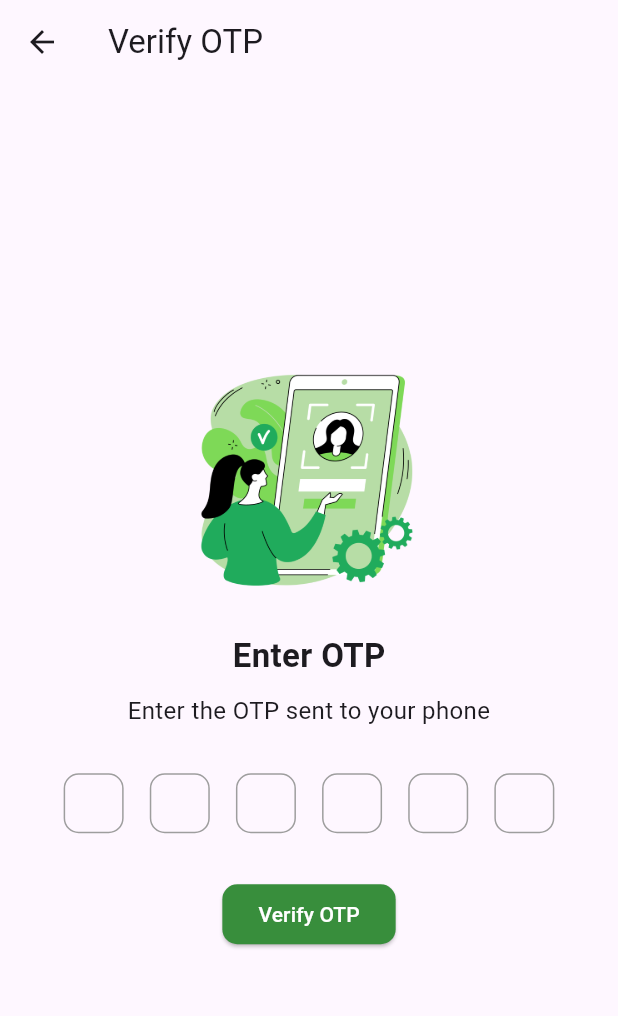
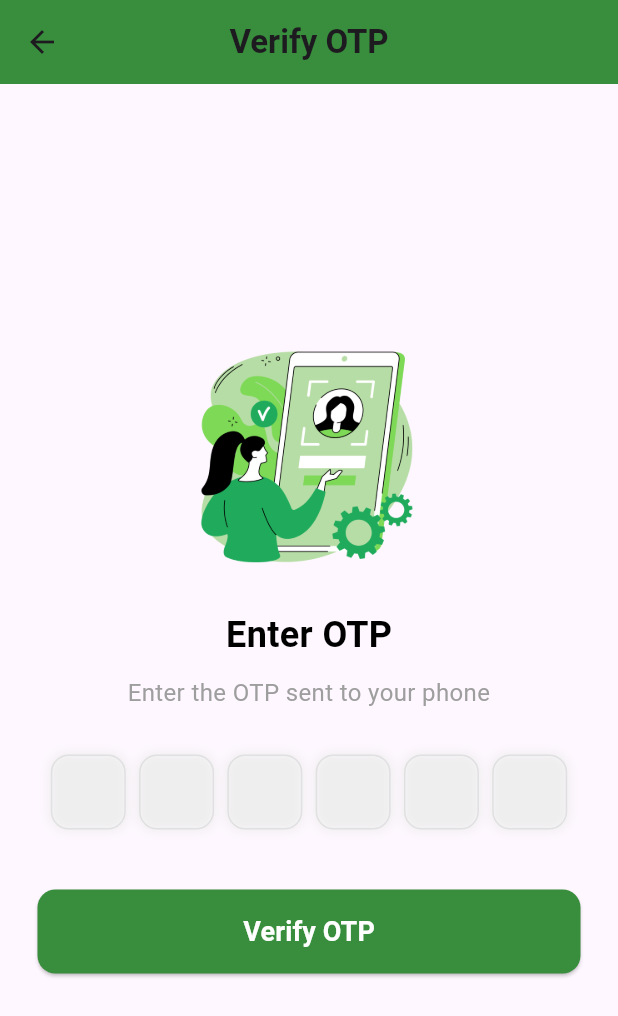
Before and after one commit to CuriousCoder25/_CityLink_legacy, a Flutter app: the MyOtp screen opened directly with empty values, on a phone screen of 412 x 824 dp. Shown: the top 1016 px of the screen. Run offline on Flutter 3.47's test engine with Material 3 defaults, Android fonts, the phone set to English and light mode, and no system bars; our stand-ins replace audioplayers, cloud_firestore, firebase_auth, firebase_core, fluttertoast, geolocator and 6 more; missing offline and left inert: cloudinary, flutter_sound; accounts and stored records are empty.

Commit message:
Update otp.dart

```diff
--- a/CityLink-main/lib/otp.dart
+++ b/CityLink-main/lib/otp.dart
@@ -4,6 +4,8 @@ import 'package:google_maps_flutter/google_maps_flutter.dart';
 import 'package:lottie/lottie.dart';
 import 'package:cloud_firestore/cloud_firestore.dart';
 import 'package:geolocator/geolocator.dart';
+
+
 
 class MyOtp extends StatefulWidget {
   const MyOtp({super.key});
@@ -18,7 +20,6 @@ class _MyOtpState extends State<MyOtp> {
   bool _isVerifying = false;
   bool _isSuccess = false;
 
-  // Renamed the function to displaySnackBar
   void displaySnackBar(String message) {
     ScaffoldMessenger.of(context).showSnackBar(SnackBar(content: Text(message)));
   }
@@ -45,20 +46,17 @@ class _MyOtpState extends State<MyOtp> {
   }
 
   Future<void> _navigateBasedOnUser(User user, String phoneNumber) async {
-  const String fixedMunicipalityId = "1234567";
-
     if (await _checkUserExists(user.uid)) {
       Navigator.pushReplacementNamed(context, '/dashboard');
     } else {
       Position? userPosition = await _getUserLocation();
-    await FirebaseFirestore.instance.collection('Users').doc(user.uid).set({
-      'phone_number': phoneNumber,
-      'municipality_id': fixedMunicipalityId, // Link the user to the fixed municipality
-      'location': userPosition != null
-          ? GeoPoint(userPosition.latitude, userPosition.longitude)
-          : null,
-      'created_at': Timestamp.now(),
-    });
+      print('User Position: $userPosition');
+      String? detectedMunicipality;
+
+      if (userPosition != null) {
+        detectedMunicipality = await _findMunicipality(userPosition.latitude, userPosition.longitude);
+        print('Detected Municipality: $detectedMunicipality');
+      }
 
       setState(() {
         _isVerifying = false;
@@ -66,11 +64,17 @@ Future<void> _navigateBasedOnUser(User user, String phoneNumber) async {
       });
 
       await Future.delayed(const Duration(seconds: 2));
-    Navigator.pushReplacementNamed(context, '/user_detail', arguments: {
+
+Navigator.pushReplacementNamed(
+  context,
+  '/user_detail',
+  arguments: {
     'userId': user.uid,
-      'phoneNumber': phoneNumber,
-      'detectedMunicipality': fixedMunicipalityId,
-    });
+    'phoneNumber': phoneNumber, // Pass the phone number here
+
+  },
+);
+
     }
   }
 
@@ -86,14 +90,19 @@ Future<void> _navigateBasedOnUser(User user, String phoneNumber) async {
 
   @override
   Widget build(BuildContext context) {
-    FirebaseAuth.instance.setLanguageCode('en'); // Set to desired locale
+    FirebaseAuth.instance.setLanguageCode('en');
 
     final args = ModalRoute.of(context)!.settings.arguments as Map;
     final String verificationId = args['verificationId'];
     final String phoneNumber = args['phoneNumber'];
 
     return Scaffold(
-      appBar: AppBar(title: const Text("Verify OTP")),
+      appBar: AppBar(
+        backgroundColor: Colors.green.shade700,
+        title: const Text("Verify OTP", style: TextStyle(fontWeight: FontWeight.bold)),
+        centerTitle: true,
+        elevation: 0,
+      ),
       body: _isSuccess
           ? Center(child: Lottie.asset('assets/success.json', width: 200, height: 200))
           : _isVerifying
@@ -110,11 +119,11 @@ Future<void> _navigateBasedOnUser(User user, String phoneNumber) async {
         children: [
           Image.asset('assets/img1.png', width: 150, height: 150),
           const SizedBox(height: 25),
-          const Text('Enter OTP', style: TextStyle(fontSize: 22, fontWeight: FontWeight.bold)),
+          const Text('Enter OTP', style: TextStyle(fontSize: 24, fontWeight: FontWeight.bold, color: Colors.black)),
           const SizedBox(height: 10),
           const Text(
             'Enter the OTP sent to your phone',
-            style: TextStyle(fontSize: 16),
+            style: TextStyle(fontSize: 16, color: Colors.grey),
             textAlign: TextAlign.center,
           ),
           const SizedBox(height: 30),
@@ -122,14 +131,16 @@ Future<void> _navigateBasedOnUser(User user, String phoneNumber) async {
             mainAxisAlignment: MainAxisAlignment.spaceEvenly,
             children: List.generate(6, (index) => _buildOtpField(index)),
           ),
-          const SizedBox(height: 30),
+          const SizedBox(height: 40),
           ElevatedButton(
             style: ElevatedButton.styleFrom(
               backgroundColor: Colors.green.shade700,
-              shape: RoundedRectangleBorder(borderRadius: BorderRadius.circular(10)),
+              shape: RoundedRectangleBorder(borderRadius: BorderRadius.circular(12)),
+              padding: const EdgeInsets.symmetric(vertical: 15),
+              minimumSize: const Size(double.infinity, 50),
             ),
             onPressed: () => _verifyOtp(verificationId, phoneNumber),
-            child: const Text('Verify OTP', style: TextStyle(color: Colors.white)),
+            child: const Text('Verify OTP', style: TextStyle(color: Colors.white, fontSize: 18, fontWeight: FontWeight.bold)),
           ),
         ],
       ),
@@ -138,11 +149,14 @@ Future<void> _navigateBasedOnUser(User user, String phoneNumber) async {
 
   Widget _buildOtpField(int index) {
     return Container(
-      width: 40,
-      height: 40,
+      width: 50,
+      height: 50,
       decoration: BoxDecoration(
-        border: Border.all(width: 1, color: Colors.grey),
-        borderRadius: BorderRadius.circular(10),
+        border: Border.all(width: 1, color: Colors.grey.shade300),
+        borderRadius: BorderRadius.circular(12),
+        boxShadow: [
+          BoxShadow(color: Colors.grey.shade200, blurRadius: 6, spreadRadius: 1),
+        ],
       ),
       child: TextField(
         controller: _otpControllers[index],
@@ -150,7 +164,11 @@ Future<void> _navigateBasedOnUser(User user, String phoneNumber) async {
         maxLength: 1,
         keyboardType: TextInputType.number,
         textAlign: TextAlign.center,
-        decoration: const InputDecoration(border: InputBorder.none, counterText: ''),
+        decoration: const InputDecoration(
+          border: InputBorder.none,
+          counterText: '',
+          contentPadding: EdgeInsets.symmetric(vertical: 15),
+        ),
         onChanged: (value) {
           if (value.length == 1 && index < 5) {
             _focusNodes[index].unfocus();
@@ -163,7 +181,9 @@ Future<void> _navigateBasedOnUser(User user, String phoneNumber) async {
       ),
     );
   }
+
   Future<Position?> _getUserLocation() async {
+    try {
       bool serviceEnabled = await Geolocator.isLocationServiceEnabled();
       if (!serviceEnabled) {
         displaySnackBar('Location services are disabled.');
@@ -185,59 +205,48 @@ Future<void> _navigateBasedOnUser(User user, String phoneNumber) async {
       }
 
       Position position = await Geolocator.getCurrentPosition();
-    print('User Position: Latitude: ${position.latitude}, Longitude: ${position.longitude}');
+      print('User Location: Latitude: ${position.latitude}, Longitude: ${position.longitude}');
       return position;
+    } catch (e) {
+      print('Error getting user location: $e');
+      return null;
+    }
   }
 
   Future<String?> _findMunicipality(double lat, double lon) async {
     try {
-      // Fetch all municipalities
       final municipalities = await FirebaseFirestore.instance.collection('Municipalities').get();
-
-      // Iterate through each municipality
       for (var doc in municipalities.docs) {
         final data = doc.data();
 
-        // Check if the 'boundary' field exists and is a valid list
         if (data['boundary'] == null || data['boundary'] is! List) {
-          print('Invalid or missing boundary for document: ${doc.id}');
+          print('Invalid or missing boundary for municipality: ${doc.id}');
           continue;
         }
 
         final List<dynamic> polygon = data['boundary'];
 
-        // Log the polygon data for debugging
-        print('Checking polygon for ${data['municipality_name']}: $polygon');
-
-        // Ensure polygon has at least 3 points
         if (polygon.length < 3) {
-          print('Polygon has insufficient points: ${doc.id}');
+          print('Polygon for ${data['municipality_name']} has insufficient points.');
           continue;
         }
 
-        // Validate each point in the polygon
         if (polygon.any((point) => point['latitude'] == null || point['longitude'] == null)) {
           print('Polygon contains invalid points in document: ${doc.id}');
           continue;
         }
 
-        // Check if the user's position is inside the polygon
         if (_isPointInPolygon(lat, lon, polygon)) {
-          print('User is inside the polygon of municipality: ${data['municipality_name']}');
-          return data['municipality_name'] ?? 'Unknown Municipality';
+          print('User is inside municipality: ${data['municipality_name']}');
+          return data['municipality_name'];
         }
       }
     } catch (e) {
       print('Error in _findMunicipality: $e');
     }
 
-    // If no municipality is found
-    print('User is not inside any municipality.');
     return null;
   }
-
-
-
 
   bool _isPointInPolygon(double lat, double lon, List<dynamic> polygon) {
     int intersectCount = 0;
@@ -254,12 +263,10 @@ Future<void> _navigateBasedOnUser(User user, String phoneNumber) async {
       }
     }
 
-    // Return true if the point is inside the polygon (odd intersections)
     final isInside = (intersectCount % 2) == 1;
     print('Point $lat, $lon is inside polygon: $isInside (Intersections: $intersectCount)');
     return isInside;
   }
-
 
   bool _rayCastIntersect(LatLng point, LatLng vertA, LatLng vertB) {
     double px = point.longitude;
```
Lines whose indentation alone changed are shown as unchanged.
